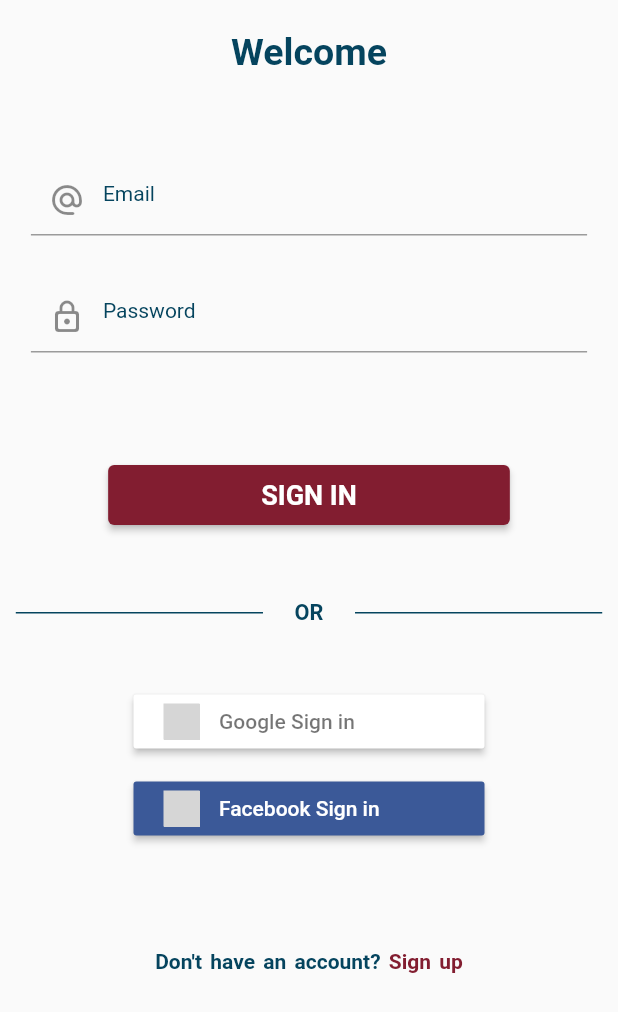
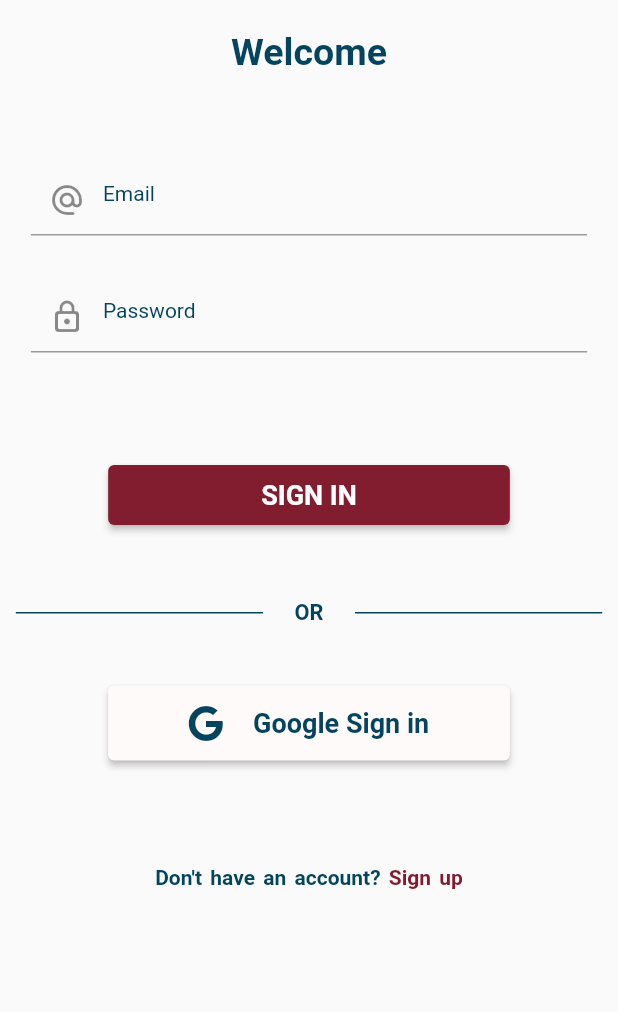
Before and after one commit to ahmadshakir21/COVID-19, a Flutter app: the screen it shows after launch, on a phone screen of 412 x 824 dp. Shown: the top 1012 px of the screen. Run offline on Flutter 3.47's test engine with Material 2 defaults, Android fonts, the phone set to English and light mode, and no system bars; our stand-ins replace cached_network_image, email_validator, firebase_auth, firebase_core, flutter_signin_button, font_awesome_flutter and 3 more; accounts and stored records are empty; Roboto replaces fonts that are missing (Amiko); grey boxes are pictures that could not be loaded.

Commit message:
another commit

```diff
--- a/lib/views/authentication/auth_sign_in.dart
+++ b/lib/views/authentication/auth_sign_in.dart
@@ -1,10 +1,12 @@
 import 'package:covid_19/provider/google_sign_in_provider.dart';
 import 'package:covid_19/views/authentication/auth.dart';
+import 'package:covid_19/views/home_screen.dart';
 import 'package:email_validator/email_validator.dart';
 import 'package:firebase_auth/firebase_auth.dart';
 import 'package:flutter/gestures.dart';
 import 'package:flutter/material.dart';
 import 'package:flutter_signin_button/flutter_signin_button.dart';
+import 'package:font_awesome_flutter/font_awesome_flutter.dart';
 import 'package:provider/provider.dart';
 
 class AuthenticationSignIn extends StatefulWidget {
@@ -215,23 +217,38 @@ class _AuthenticationSignInState extends State<AuthenticationSignIn> {
                 height: 40,
               ),
               Center(
-                  child: SignInButton(Buttons.Google,
-                      text: "Google Sign in",
-                      padding: const EdgeInsets.symmetric(horizontal: 7),
+                child: Container(
+                  height: 50,
+                  width: MediaQuery.of(context).size.width * 0.65,
+                  decoration: BoxDecoration(
+                    borderRadius: BorderRadius.circular(10),
+                  ),
+                  child: ElevatedButton(
                       onPressed: () {
-                final provider =
-                    Provider.of<GoogleSignInProvider>(context, listen: false);
+                        final provider = Provider.of<GoogleSignInProvider>(
+                            context,
+                            listen: false);
 
-                provider.googleLoign();
-              })),
-              const SizedBox(
-                height: 10,
+                        provider.googleLoign();
+                      },
+                      style: ElevatedButton.styleFrom(
+                          primary: const Color(0xFFFFFAFA)),
+                      child: Row(
+                        mainAxisAlignment: MainAxisAlignment.center,
+                        children: [
+                          const Padding(
+                            padding: EdgeInsets.only(right: 20),
+                            child: FaIcon(FontAwesomeIcons.google,
+                                color: Color(0xFF05445E)),
+                          ),
+                          Text(
+                            "Google Sign in",
+                            style: Theme.of(context).textTheme.headline1,
+                          )
+                        ],
+                      )),
+                ),
               ),
-              Center(
-                  child: SignInButton(Buttons.Facebook,
-                      text: "Facebook Sign in",
-                      padding: const EdgeInsets.symmetric(horizontal: 7),
-                      onPressed: () {})),
               const SizedBox(
                 height: 70,
               ),
--- a/pubspec.yaml
+++ b/pubspec.yaml
@@ -44,10 +44,9 @@ dependencies:
   flutter_signin_button: ^2.0.0
   email_validator: ^2.1.17
   google_sign_in: ^5.4.2
-  get: ^4.6.5
   font_awesome_flutter: ^9.2.0
   provider: ^6.0.5
-  flutter_facebook_auth: ^5.0.6
+  cloud_firestore: ^4.2.0
 
 dev_dependencies:
   flutter_test:
```
Also changed, not shown: pubspec.lock, 8 other files.
